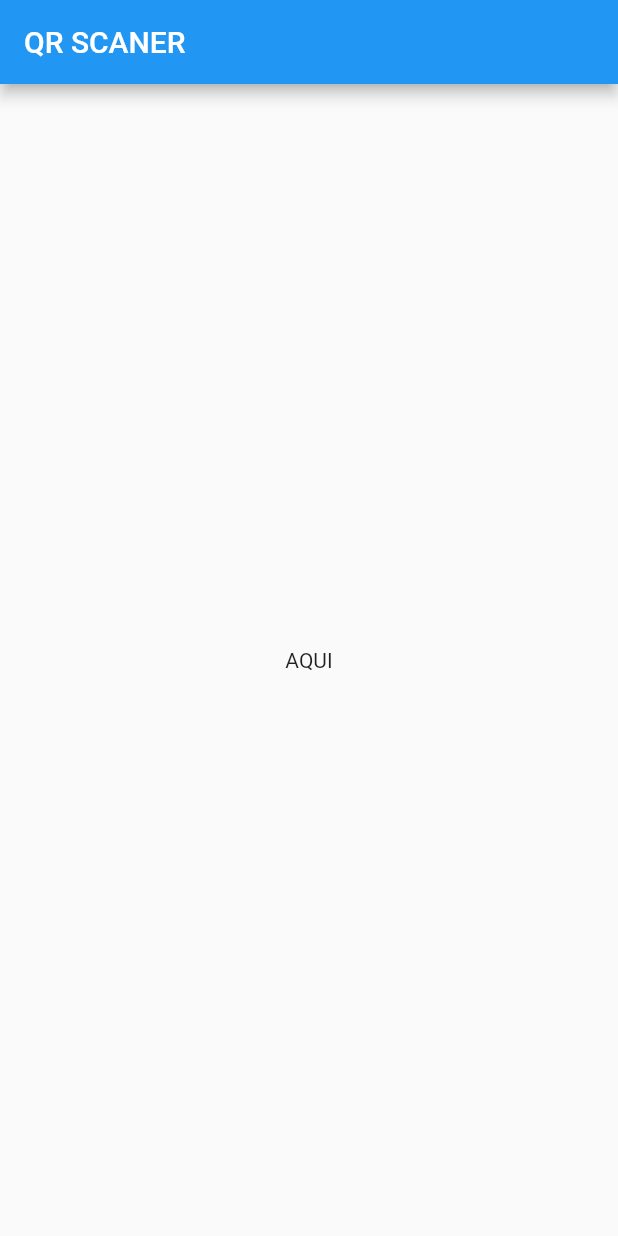
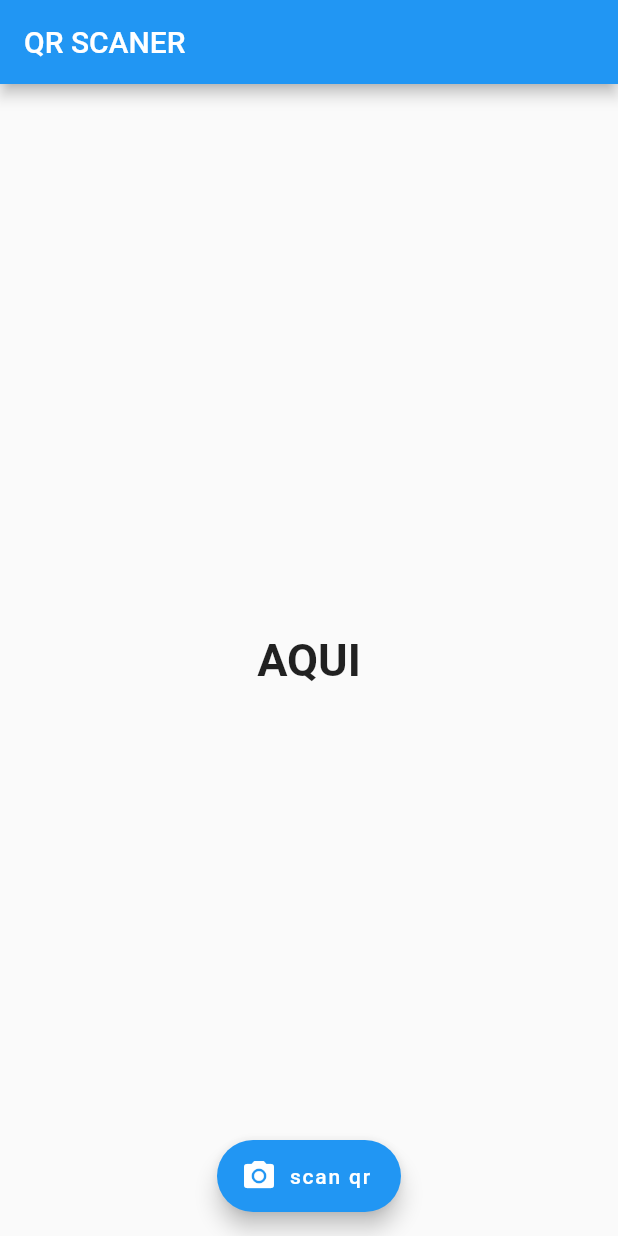
Before and after one commit to cristianfchq/qr_flutter, a Flutter app: the screen it shows after launch, on a phone screen of 412 x 824 dp. Run offline on Flutter 3.47's test engine with Material 2 defaults, Android fonts, the phone set to English and light mode, and no system bars.

Commit message:
aplicando estilo al texto AQUI y agregando un boton para el scaner

```diff
--- a/lib/main.dart
+++ b/lib/main.dart
@@ -1,18 +1,34 @@
 import 'package:flutter/material.dart';
 
 void main() => runApp(MaterialApp(
-  debugShowCheckedModeBanner: false,
-  home: HomePage(),
-));
+      debugShowCheckedModeBanner: false,
+      home: HomePage(),
+    ));
 
 class HomePage extends StatelessWidget {
   @override
   Widget build(BuildContext context) {
     return Scaffold(
       appBar: AppBar(
-        title: Text("QR SCANER",),
+        title: Text(
+          "QR SCANER",
+        ),
       ),
-      body: Center(child: Text("AQUI"),),
+      body: Center(
+        child: Text(
+          "AQUI",
+          style: TextStyle(
+            fontSize: 30.0,
+            fontWeight: FontWeight.bold
+          ),
+        ),
+      ),
+      floatingActionButton: FloatingActionButton.extended(
+        icon: Icon(Icons.camera_alt),
+        label: Text("scan qr"),
+        onPressed: (){},
+      ),
+      floatingActionButtonLocation: FloatingActionButtonLocation.centerFloat,
     );
   }
 }
```
